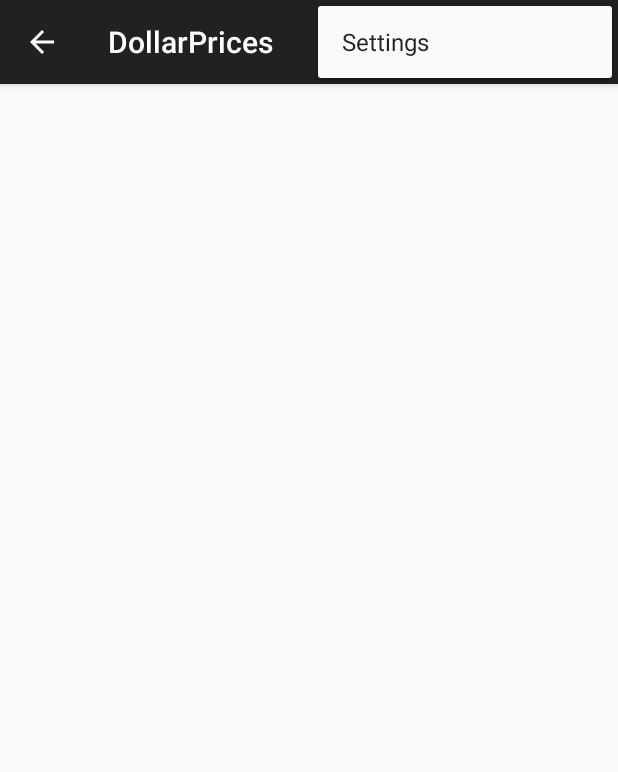
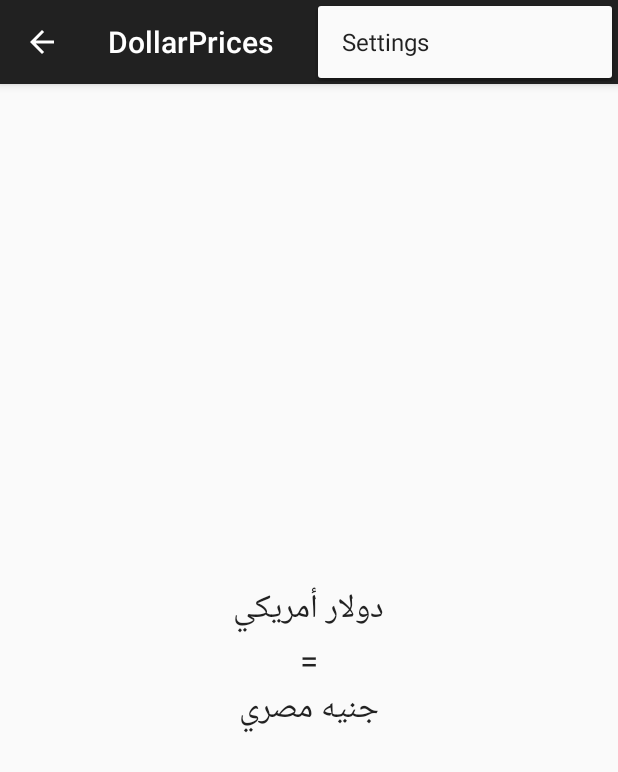
Before and after one commit to Bixls/dollarMobileApp, an Android app: the screen it shows after launch (MainActivity), with the options menu open, on a phone screen of 412 x 824 dp. Shown: the top 772 px of the screen. Run offline under Robolectric (Android 15) with nearby library versions, the phone set to English and light mode, and no system bars; 2 statements that could not run were skipped.

Commit message:
layout and fragment added

```diff
--- a/app/build.gradle
+++ b/app/build.gradle
@@ -22,4 +22,5 @@ android {
 dependencies {
     compile fileTree(dir: 'libs', include: ['*.jar'])
     compile 'com.android.support:appcompat-v7:21.0.3'
+    compile 'com.android.support:support-v4:21.0.3'
 }
--- a/app/src/main/java/com/bixls/dollarprices/MainActivity.java
+++ b/app/src/main/java/com/bixls/dollarprices/MainActivity.java
@@ -51,23 +51,29 @@ public class MainActivity extends ActionBarActivity
     public void onNavigationDrawerItemSelected(int position) {
         // update the main content by replacing fragments
         FragmentManager fragmentManager = getSupportFragmentManager();
-        fragmentManager.beginTransaction()
-                .replace(R.id.container, PlaceholderFragment.newInstance(position + 1))
-                .commit();
+
+        switch (position) {
+            case 0:
+            fragmentManager.beginTransaction()
+                    .replace(R.id.container, PlaceholderFragment.newInstance(position))
+                    .commit();
+                break;
+            case 1:
+                fragmentManager.beginTransaction()
+                        .replace(R.id.container, Settings.newInstance(position))
+                        .commit();
+                break;
+           default:
+               fragmentManager.beginTransaction()
+                       .replace(R.id.container, PlaceholderFragment.newInstance(position))
+                       .commit();
+                break;
+        }
     }
 
     public void onSectionAttached(int number) {
-        switch (number) {
-            case 1:
-                mTitle = getString(R.string.title_section1);
-                break;
-            case 2:
-                mTitle = getString(R.string.title_section2);
-                break;
-            case 3:
-                mTitle = getString(R.string.title_section3);
-                break;
-        }
+        String[] headers=getResources().getStringArray(R.array.drawer_Array);
+                mTitle = headers[number];
     }
 
     public void restoreActionBar() {
@@ -110,16 +116,9 @@ public class MainActivity extends ActionBarActivity
      * A placeholder fragment containing a simple view.
      */
     public static class PlaceholderFragment extends Fragment {
-        /**
-         * The fragment argument representing the section number for this
-         * fragment.
-         */
+
         private static final String ARG_SECTION_NUMBER = "section_number";
 
-        /**
-         * Returns a new instance of this fragment for the given section
-         * number.
-         */
         public static PlaceholderFragment newInstance(int sectionNumber) {
             PlaceholderFragment fragment = new PlaceholderFragment();
             Bundle args = new Bundle();
--- a/app/src/main/java/com/bixls/dollarprices/NavigationDrawerFragment.java
+++ b/app/src/main/java/com/bixls/dollarprices/NavigationDrawerFragment.java
@@ -101,11 +101,7 @@ public class NavigationDrawerFragment extends Fragment {
                 getActionBar().getThemedContext(),
                 android.R.layout.simple_list_item_1,
                 android.R.id.text1,
-                new String[]{
-                        getString(R.string.title_section1),
-                        getString(R.string.title_section2),
-                        getString(R.string.title_section3),
-                }));
+               getResources().getStringArray(R.array.drawer_Array)));
         mDrawerListView.setItemChecked(mCurrentSelectedPosition, true);
         return mDrawerListView;
     }
--- a/app/src/main/res/layout/fragment_main.xml
+++ b/app/src/main/res/layout/fragment_main.xml
@@ -9,4 +9,31 @@
     <TextView android:id="@+id/section_label" android:layout_width="wrap_content"
         android:layout_height="wrap_content" />
 
+    <TextView
+        android:layout_width="wrap_content"
+        android:layout_height="wrap_content"
+        android:textAppearance="?android:attr/textAppearanceLarge"
+        android:text="@string/usd"
+        android:id="@+id/FromTextType"
+        android:layout_above="@+id/equaltextview"
+        android:layout_centerHorizontal="true" />
+
+    <TextView
+        android:layout_width="wrap_content"
+        android:layout_height="wrap_content"
+        android:textAppearance="?android:attr/textAppearanceLarge"
+        android:text="@string/equal"
+        android:id="@+id/equaltextview"
+        android:layout_centerVertical="true"
+        android:layout_centerHorizontal="true" />
+
+    <TextView
+        android:layout_width="wrap_content"
+        android:layout_height="wrap_content"
+        android:textAppearance="?android:attr/textAppearanceLarge"
+        android:text="@string/egp"
+        android:id="@+id/ToTextType"
+        android:layout_below="@+id/equaltextview"
+        android:layout_centerHorizontal="true" />
+
 </RelativeLayout>
--- a/app/src/main/res/layout/fragment_navigation_drawer.xml
+++ b/app/src/main/res/layout/fragment_navigation_drawer.xml
@@ -2,4 +2,4 @@
     xmlns:tools="http://schemas.android.com/tools" android:layout_width="match_parent"
     android:layout_height="match_parent" android:choiceMode="singleChoice"
     android:divider="@android:color/transparent" android:dividerHeight="0dp"
-    android:background="#cccc" tools:context=".NavigationDrawerFragment" />
+    android:background="#cd383838" tools:context=".NavigationDrawerFragment" />
--- a/app/src/main/res/values/strings.xml
+++ b/app/src/main/res/values/strings.xml
@@ -7,7 +7,34 @@
     <string name="title_section3">Section 3</string>
     <string name="navigation_drawer_open">Open navigation drawer</string>
     <string name="navigation_drawer_close">Close navigation drawer</string>
-    <string name="action_example">Example action</string>
+    <string name="action_example">
+        اسعار الدولار
+    </string>
     <string name="action_settings">Settings</string>
 
+
+    <string-array name="drawer_Array">
+                <item>
+الرئيسية
+        </item>
+        <item>
+            اعدادات
+        </item>
+        <item>
+حساب قيم التحويل
+        </item>
+        <item>
+            بلدان اخرى
+        </item>
+
+    </string-array>
+
+
+    <string name="equal">=</string>
+    <string name="usd"> دولار أمريكي</string>
+    <string name="egp">جنيه مصري</string>
+
+
+
+
 </resources>
```
Also changed, not shown: app/src/main/java/com/bixls/dollarprices/Settings.java (added, +44 -0 lines), app/src/main/res/layout/fragment_settings.xml (added, +18 -0 lines).
